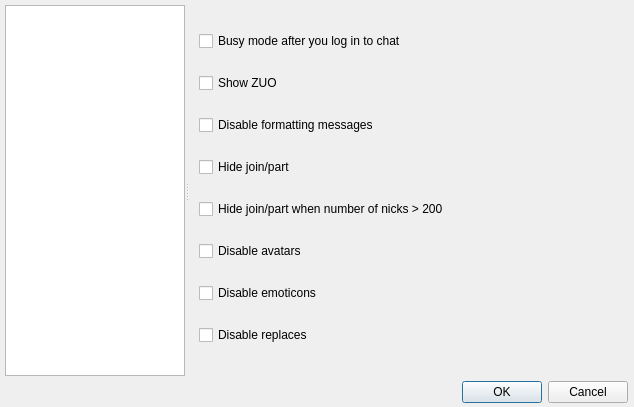
Before: the Qt Designer form ui/options.ui in gitter-badger/simplechatclient, drawn with Qt 5.
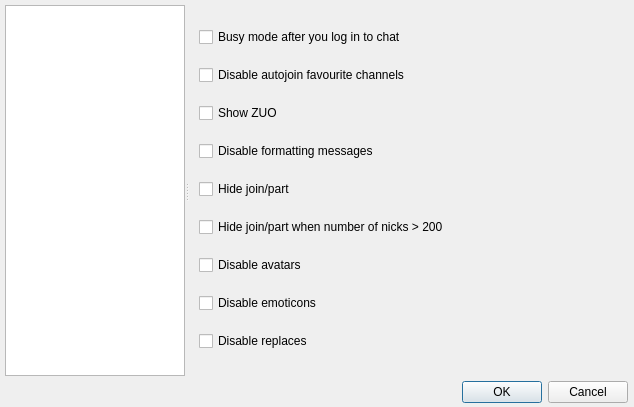
After: the same form once the commit is applied. The open tabs and pages were chosen to show the change. Icons and pictures are not drawn.

Commit message: add disable autojoin favourites

What changed in the file:
```diff
--- a/ui/options.ui
+++ b/ui/options.ui
@@ -282,6 +282,13 @@
          </property>
         </widget>
        </item>
+       <item>
+        <widget class="QCheckBox" name="checkBox_disable_autojoin_favourites">
+         <property name="text">
+          <string>Disable autojoin favourite channels</string>
+         </property>
+        </widget>
+       </item>
        <item>
         <widget class="QCheckBox" name="checkBox_show_zuo">
          <property name="text">
```
The commit also changes 7 other files.
